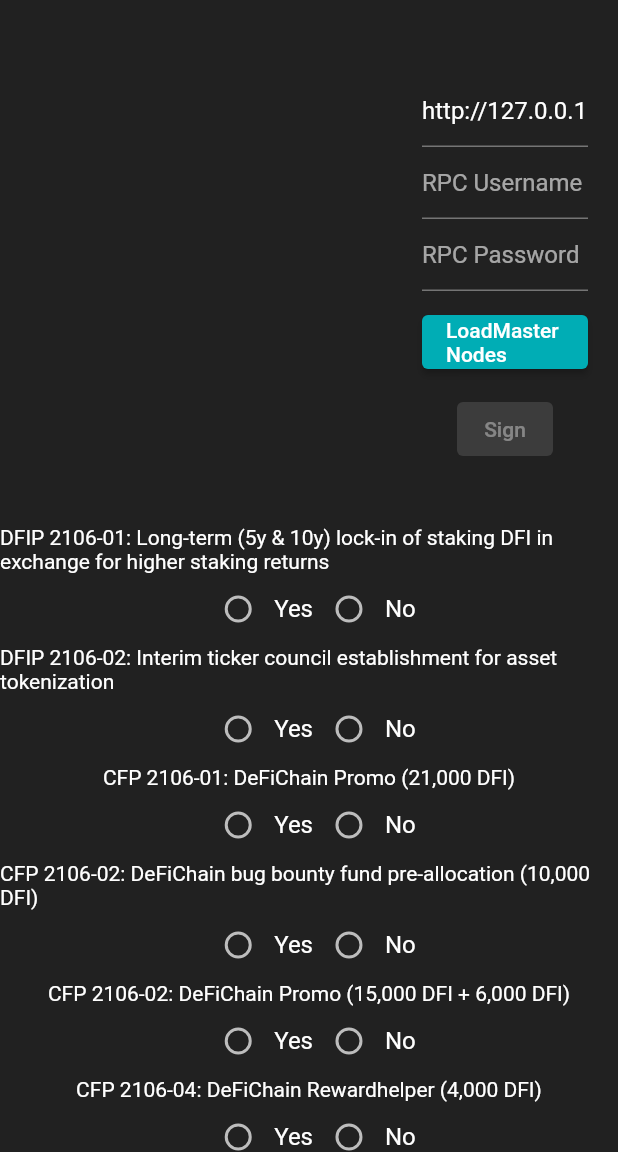
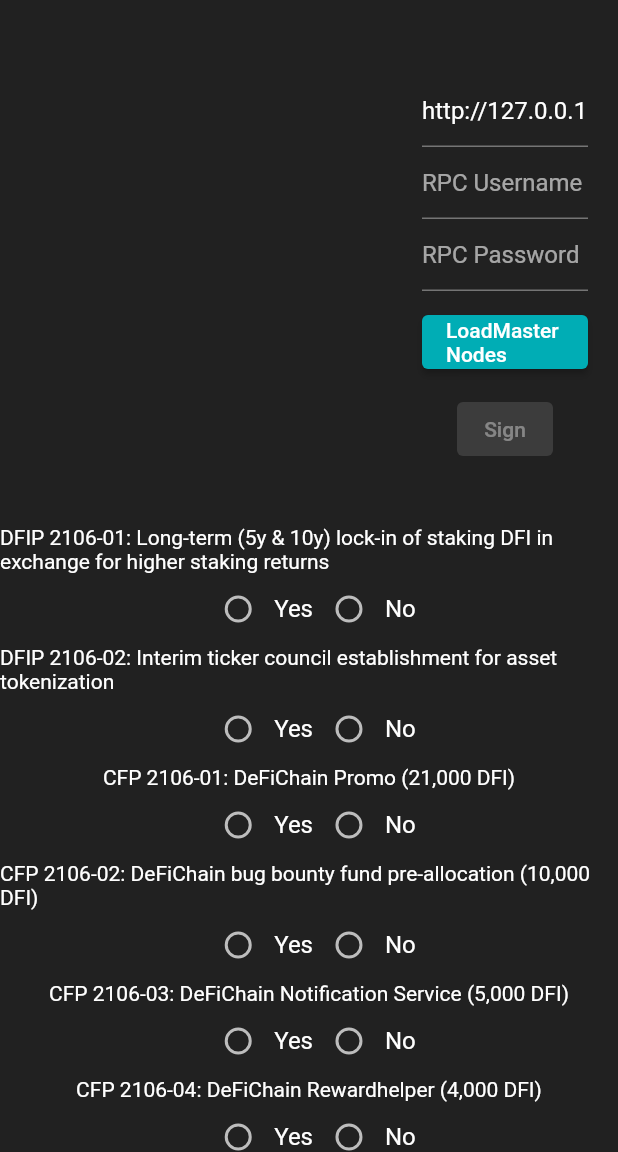
Before and after one commit to saiive/defimnsigner, a Flutter app: the screen it shows after launch, on a phone screen of 412 x 824 dp, the part 84-1236 px from its top. Run offline on Flutter 3.47's test engine with Material 2 defaults, Android fonts, the phone set to English and light mode, and no system bars; Roboto replaces fonts that are missing (Helvetica, Arial, sans-serif).

Commit message:
fix title of CFP-03

```diff
--- a/lib/main.dart
+++ b/lib/main.dart
@@ -209,7 +209,7 @@ class _MyHomePageState extends State<MyHomePage> {
         id: 'dfip-2106-02', title: 'DFIP 2106-02: Interim ticker council establishment for asset tokenization', github: 'https://github.com/DeFiCh/dfips/issues/41', type: 'DFIP'),
     new Proposal(id: 'cfp-2106-01', title: 'CFP 2106-01: DeFiChain Promo (21,000 DFI)', github: 'https://github.com/DeFiCh/dfips/issues/28', type: 'CFP'),
     new Proposal(id: 'cfp-2106-02', title: 'CFP 2106-02: DeFiChain bug bounty fund pre-allocation (10,000 DFI)', github: 'https://github.com/DeFiCh/dfips/issues/30', type: 'CFP'),
-    new Proposal(id: 'cfp-2106-03', title: 'CFP 2106-02: DeFiChain Promo (15,000 DFI + 6,000 DFI)', github: 'https://github.com/DeFiCh/dfips/issues/28', type: 'CFP'),
+    new Proposal(id: 'cfp-2106-03', title: 'CFP 2106-03: DeFiChain Notification Service (5,000 DFI)', github: 'https://github.com/DeFiCh/dfips/issues/32', type: 'CFP'),
     new Proposal(id: 'cfp-2106-04', title: 'CFP 2106-04: DeFiChain Rewardhelper (4,000 DFI)', github: 'https://github.com/DeFiCh/dfips/issues/33', type: 'CFP'),
     new Proposal(id: 'cfp-2106-05', title: 'CFP 2106-05: DeFiChain Masternode Monitor (7,500 DFI)', github: 'https://github.com/DeFiCh/dfips/issues/34', type: 'CFP'),
     new Proposal(id: 'cfp-2106-06', title: 'CFP 2106-06: DeFiChain News Team (12,000 DFI)', github: 'https://github.com/DeFiCh/dfips/issues/35', type: 'CFP'),
```
